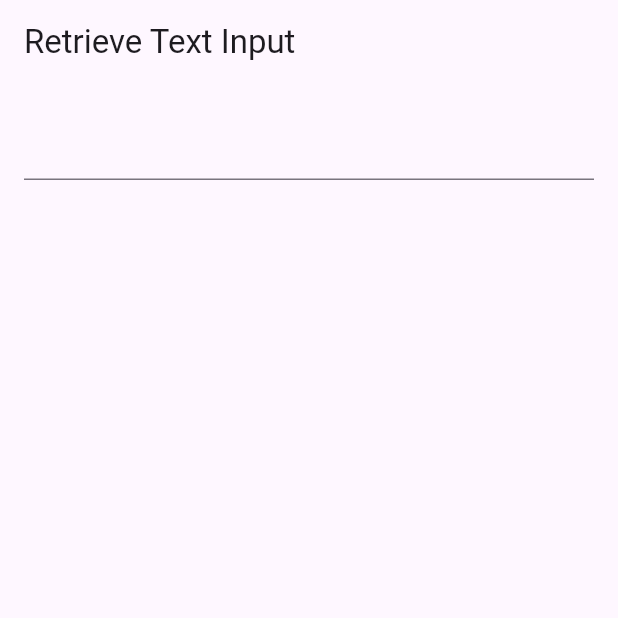
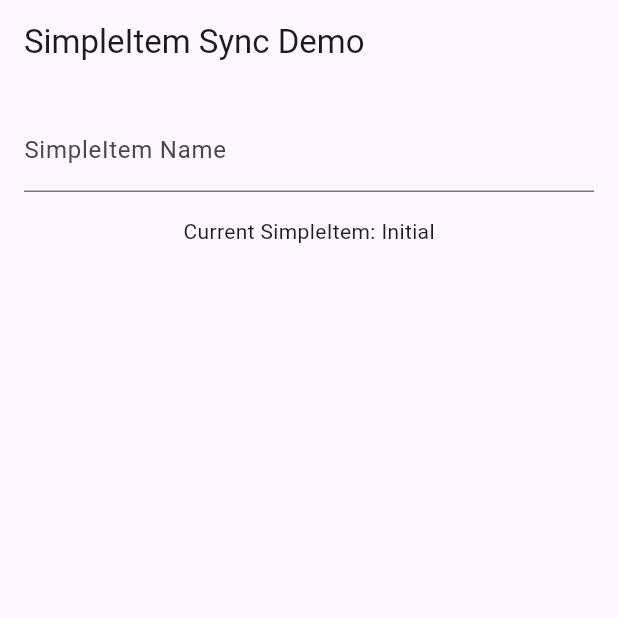
Before and after one commit to ErlichRonny/offline_first_demo_ronny, a Flutter app: the screen it shows after launch, on a phone screen of 412 x 824 dp, the top half of it. Run offline on Flutter 3.47's test engine with Material 3 defaults, Android fonts, the phone set to English and light mode, and no system bars; our stand-ins replace sqflite, sqflite_common, supabase_flutter; missing offline and left inert: brick_core, brick_offline_first, brick_offline_first_with_supabase, brick_sqlite, brick_supabase; accounts and stored records are empty; statements that could not run were skipped.

Commit message:
Simple item works, updates same row instead of creating new one

```diff
--- a/lib/main.dart
+++ b/lib/main.dart
@@ -2,7 +2,7 @@ import 'package:flutter/material.dart';
 import 'package:offline_first_demo/src/users/brick/repository.dart';
 import 'package:sqflite/sqflite.dart';
 import 'package:supabase_flutter/supabase_flutter.dart' hide User;
-import 'package:offline_first_demo/src/users/demo.model.dart';
+import 'package:offline_first_demo/src/users/simple_item.model.dart';
 
 Future<void> main() async {
   await Repository.configure(databaseFactory);
@@ -39,20 +39,30 @@ class _MyCustomFormState extends State<MyCustomForm> {
   // Create a text controller and use it to retrieve the current value
   // of the TextField.
   final myController = TextEditingController();
+  // The simple item we are syncing
+  static const String simpleItemId = '1';
+  String currentName = "Initial";
 
   @override
   void initState() {
     super.initState();
 
     Supabase.instance.client
-        .channel('public:demo')
+        .channel('public:simple_items')
         .onPostgresChanges(
           event: PostgresChangeEvent.all,
           schema: 'public',
-          table: 'demo',
+          // Subscribe to simple_items instead of demo
+          table: 'simple_items',
           callback: (payload) {
-            print('Change received: ${payload.newRecord['text_in_field']}');
-            myController.text = payload.newRecord['text_in_field'];
+            final record = payload.newRecord;
+            if (record['id'] == simpleItemId && record['name'] is String) {
+              final String newName = record['name'] as String;
+              setState(() {
+                currentName = newName;
+                myController.text = newName;
+              });
+            }
           },
         )
         .subscribe();
@@ -67,23 +77,31 @@ class _MyCustomFormState extends State<MyCustomForm> {
   }
 
   void _printLatestValue(String text) async {
-    await Repository().upsert<Demo>(Demo(textInField: text));
+    await Repository().upsert(SimpleItem(name: text));
+  }
+
+  Future<void> _updateName(String text) async {
+    await Repository().upsert<SimpleItem>(
+      SimpleItem(id: simpleItemId, name: text),
+    );
+    setState(() => currentName = text);
   }
 
   @override
   Widget build(BuildContext context) {
     return Scaffold(
-      appBar: AppBar(title: const Text('Retrieve Text Input')),
+      appBar: AppBar(title: const Text('SimpleItem Sync Demo')),
       body: Padding(
         padding: const EdgeInsets.all(16),
         child: Column(
           children: [
             TextField(
               controller: myController,
-              onChanged: (text) {
-                _printLatestValue(text);
-              },
+              onChanged: _updateName,
+              decoration: const InputDecoration(labelText: 'SimpleItem Name'),
             ),
+            const SizedBox(height: 16),
+            Text('Current SimpleItem: $currentName'),
           ],
         ),
       ),
--- a/lib/src/users/brick/repository.dart
+++ b/lib/src/users/brick/repository.dart
@@ -6,6 +6,7 @@ import 'package:brick_sqlite/memory_cache_provider.dart';
 // supabase_flutter **will not** be imported in application code.
 import 'package:brick_supabase/brick_supabase.dart' hide Supabase;
 import 'package:offline_first_demo/brick/db/schema.g.dart';
+import 'package:offline_first_demo/src/users/simple_item.model.dart';
 import 'package:sqflite_common/sqlite_api.dart';
 import 'package:supabase_flutter/supabase_flutter.dart';
 
@@ -31,7 +32,8 @@ class Repository extends OfflineFirstWithSupabaseRepository {
 
     await Supabase.initialize(
       url: 'https://pvpjfsvxgxjqrjnbtnyt.supabase.co',
-      anonKey: 'eyJhbGciOiJIUzI1NiIsInR5cCI6IkpXVCJ9.eyJpc3MiOiJzdXBhYmFzZSIsInJlZiI6InB2cGpmc3Z4Z3hqcXJqbmJ0bnl0Iiwicm9sZSI6ImFub24iLCJpYXQiOjE3NjAwOTk4NDksImV4cCI6MjA3NTY3NTg0OX0.1A_fuRi7N2ZJ8WwWGaoSuxbPU2PNyjFtoDqKRxd9pk4',
+      anonKey:
+          'eyJhbGciOiJIUzI1NiIsInR5cCI6IkpXVCJ9.eyJpc3MiOiJzdXBhYmFzZSIsInJlZiI6InB2cGpmc3Z4Z3hqcXJqbmJ0bnl0Iiwicm9sZSI6ImFub24iLCJpYXQiOjE3NjAwOTk4NDksImV4cCI6MjA3NTY3NTg0OX0.1A_fuRi7N2ZJ8WwWGaoSuxbPU2PNyjFtoDqKRxd9pk4',
       httpClient: client,
     );
 
@@ -54,3 +56,10 @@ class Repository extends OfflineFirstWithSupabaseRepository {
     );
   }
 }
+
+extension SimpleItemRepository on Repository {
+  Future<void> upsertSimpleItem(SimpleItem item) async {
+    // Upsert into supabase
+    await Repository().upsert<SimpleItem>(item);
+  }
+}
--- /dev/null
+++ b/lib/src/users/simple_item.model.dart
@@ -0,0 +1,18 @@
+import 'package:brick_offline_first_with_supabase/brick_offline_first_with_supabase.dart';
+import 'package:brick_sqlite/brick_sqlite.dart';
+import 'package:brick_supabase/brick_supabase.dart';
+import 'package:uuid/uuid.dart';
+
+@ConnectOfflineFirstWithSupabase(
+  supabaseConfig: SupabaseSerializable(tableName: 'simple_items'),
+)
+class SimpleItem extends OfflineFirstWithSupabaseModel {
+  @Supabase(unique: true)
+  @Sqlite(index: true, unique: true)
+  final String id;
+
+  final String name;
+
+  SimpleItem({String? id, required this.name})
+    : this.id = id ?? const Uuid().v4();
+}
```
Also changed, not shown: lib/brick/adapters/simple_item_adapter.g.dart (added), lib/brick/brick.g.dart, lib/brick/db/schema.g.dart.
